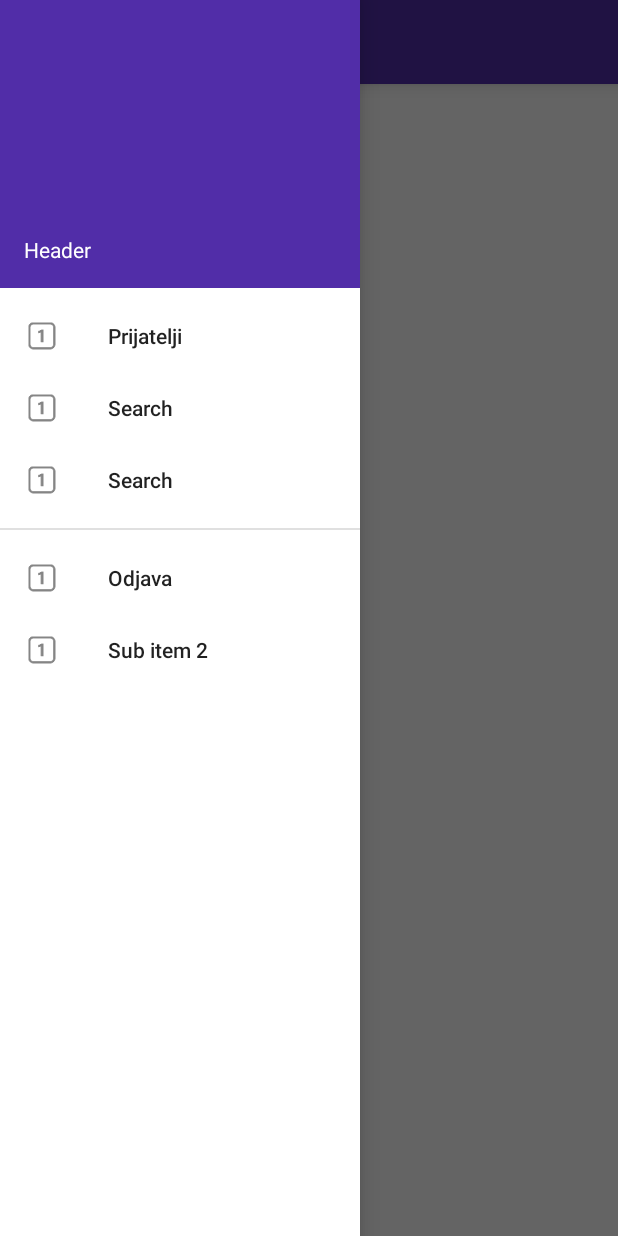
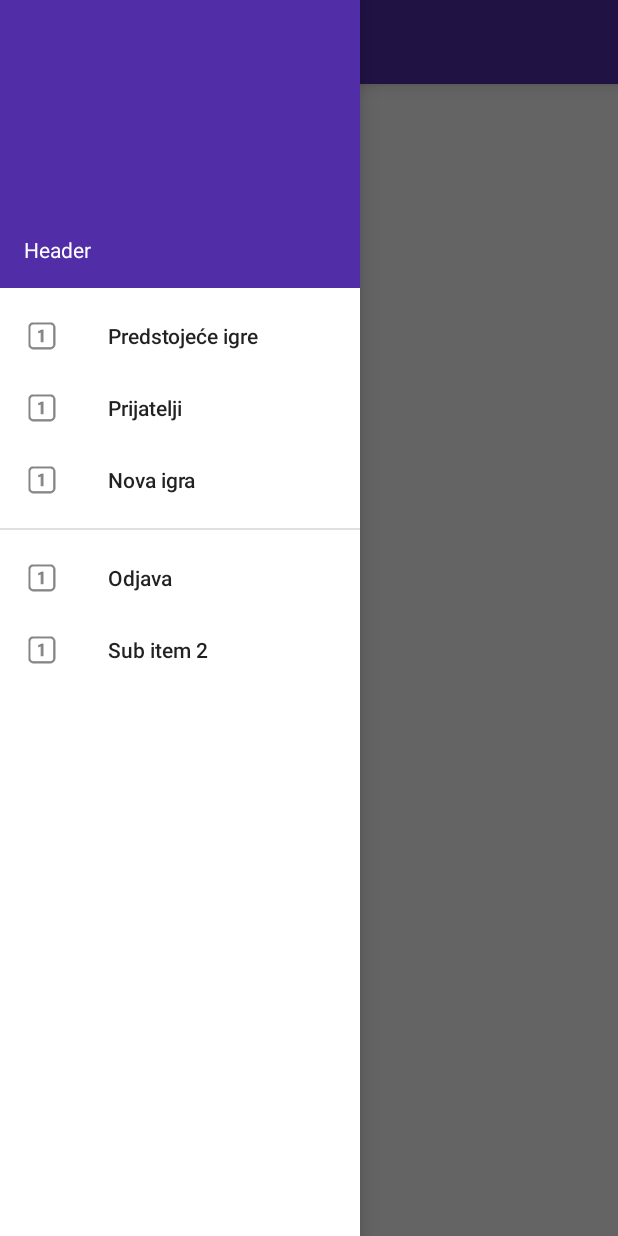
Before and after one commit to simonovic/DiplProba1, an Android app: the fragment FriendsFragment placed in its activity, with the side drawer open, on a phone screen of 412 x 824 dp. Run offline under Robolectric (Android 15) with nearby library versions, the phone set to English and light mode, and no system bars; libraries missing offline, so code that uses them is left out: com.github.nkzawa.emitter; 4 statements that could not run were skipped.

Commit message:
searchView resen

```diff
--- a/app/src/main/java/rs/elfak/simon/diplproba/FriendsFragment.java
+++ b/app/src/main/java/rs/elfak/simon/diplproba/FriendsFragment.java
@@ -29,27 +29,15 @@ public class FriendsFragment extends Fragment
         return fragment;
     }
 
-    @Override
-    public void onCreate(Bundle savedInstanceState) {
-        super.onCreate(savedInstanceState);
-    }
-
     public FriendsFragment() {
         // Required empty public constructor
     }
 
     @Override
     public View onCreateView(LayoutInflater inflater, ViewGroup container, Bundle savedInstanceState) {
-
         v = inflater.inflate(R.layout.fragment_friends, container, false);
         listFriends();
         return v;
-    }
-
-    @Override
-    public void onActivityCreated(Bundle savedInstanceState) {
-        super.onActivityCreated(savedInstanceState);
-
     }
 
     public void listFriends()
--- a/app/src/main/java/rs/elfak/simon/diplproba/MainActivity.java
+++ b/app/src/main/java/rs/elfak/simon/diplproba/MainActivity.java
@@ -156,11 +156,11 @@ public class MainActivity extends AppCompatActivity
         switch (menuItem.getItemId()) {
             case R.id.nav_first_fragment:
                 fragClass = FriendsFragment.class;
-                searchItem.setVisible(true);
+                searchItem.setVisible(false);
                 break;
             case R.id.nav_second_fragment:
                 fragClass = FriendsFragment.class;
-                searchItem.setVisible(false);
+                searchItem.setVisible(true);
                 break;
             case R.id.sub1:
                 fragClass = FriendsFragment.class;
--- a/app/src/main/res/values/strings.xml
+++ b/app/src/main/res/values/strings.xml
@@ -17,9 +17,9 @@
 
     <string name="title_activity_main">MainActivity</string>
     <string name="search">Search</string>
-    <string name="first">Prijatelji</string>
-    <string name="second">Search</string>
-    <string name="third">Search</string>
+    <string name="first">Predstojeće igre</string>
+    <string name="second">Prijatelji</string>
+    <string name="third">Nova igra</string>
     <string name="logout">Odjava</string>
 
     <string name="title_activity_map">Example action</string>
```
